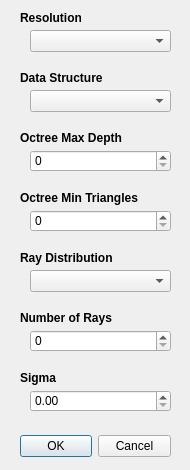
Old version of the form Raytracer/renderDialog.ui in the repository jlvermeulen/advanced-graphics.
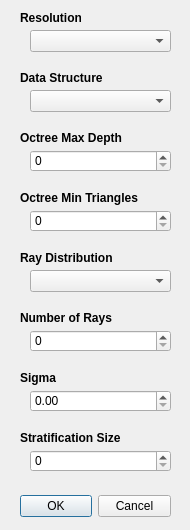
New version of the form.

Diff of the .ui file:
```diff
--- a/Raytracer/renderDialog.ui
+++ b/Raytracer/renderDialog.ui
@@ -7,7 +7,7 @@
     <x>0</x>
     <y>0</y>
     <width>190</width>
-    <height>470</height>
+    <height>530</height>
    </rect>
   </property>
   <property name="sizePolicy">
@@ -29,7 +29,7 @@
    <property name="geometry">
     <rect>
      <x>20</x>
-     <y>430</y>
+     <y>490</y>
      <width>151</width>
      <height>32</height>
     </rect>
@@ -256,6 +256,38 @@
     <double>0.010000000000000</double>
    </property>
   </widget>
+  <widget class="QLabel" name="stratificationSizeLabel">
+   <property name="geometry">
+    <rect>
+     <x>20</x>
+     <y>430</y>
+     <width>141</width>
+     <height>16</height>
+    </rect>
+   </property>
+   <property name="font">
+    <font>
+     <weight>75</weight>
+     <bold>true</bold>
+    </font>
+   </property>
+   <property name="text">
+    <string>Stratification Size</string>
+   </property>
+  </widget>
+  <widget class="QSpinBox" name="stratificationSizeBox">
+   <property name="geometry">
+    <rect>
+     <x>30</x>
+     <y>450</y>
+     <width>141</width>
+     <height>22</height>
+    </rect>
+   </property>
+   <property name="maximum">
+    <number>999999999</number>
+   </property>
+  </widget>
  </widget>
  <resources/>
  <connections>
```
